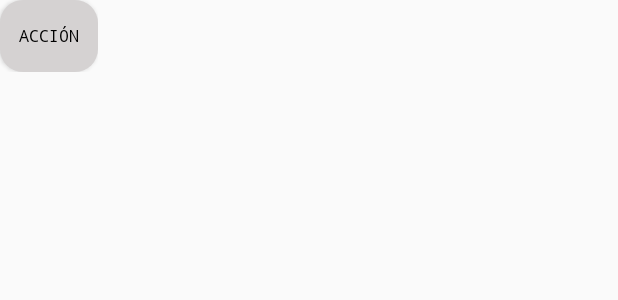
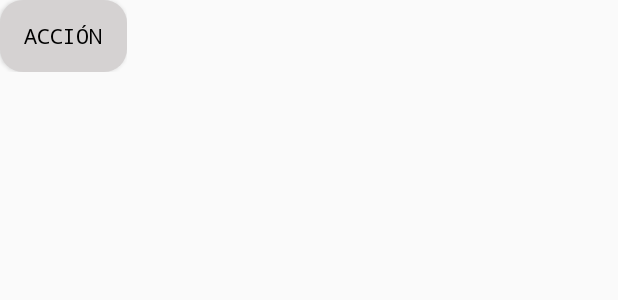
Before and after one commit to JoseJavierGonzalezOrozco2008/Aristo_Movil_2, an Android app: the layout formato_lista_prods.xml on its own in the app's theme, with its tools: preview values and no code run, on a phone screen of 412 x 824 dp. Shown: the top 300 px of the screen. Run offline under Robolectric (Android 15) with nearby library versions, the phone set to English and light mode, and no system bars; Roboto replaces fonts that are not available here.

Commit message:
Menú Productos

```diff
--- a/app/src/main/res/layout-land/activity_carrito.xml
+++ b/app/src/main/res/layout-land/activity_carrito.xml
@@ -244,11 +244,11 @@
                         android:layout_height="wrap_content"
                         android:layout_marginTop="@dimen/_15sdp"
                         android:gravity="center"
-                        android:horizontalSpacing="10dp"
-                        android:numColumns="5"
+                        android:horizontalSpacing="-30dp"
+                        android:numColumns="4"
                         android:scrollbars="vertical"
                         android:stretchMode="columnWidth"
-                        android:verticalSpacing="10dp" />
+                        android:verticalSpacing="5dp" />
 
 
                 </LinearLayout>
--- a/app/src/main/res/layout/activity_carrito.xml
+++ b/app/src/main/res/layout/activity_carrito.xml
@@ -163,11 +163,11 @@
                     android:layout_weight="0.5"
                     android:layout_marginTop="@dimen/_15sdp"
                     android:gravity="center"
-                    android:horizontalSpacing="10dp"
-                    android:numColumns="5"
+                    android:horizontalSpacing="-50dp"
+                    android:numColumns="4"
                     android:scrollbars="horizontal"
                     android:stretchMode="columnWidth"
-                    android:verticalSpacing="10dp" />
+                    android:verticalSpacing="5dp" />
 
             </LinearLayout>
 
--- a/app/src/main/res/layout/formato_lista_prods.xml
+++ b/app/src/main/res/layout/formato_lista_prods.xml
@@ -6,12 +6,12 @@
     android:padding="0dp">
          <Button
              android:id="@+id/item_button"
-             android:layout_width="@dimen/_50sdp"
+             android:layout_width="@dimen/_65sdp"
              android:layout_height="wrap_content"
              android:text="Acción"
              android:typeface="monospace"
              android:textAlignment="center"
-             android:textSize="@dimen/_8sdp"
+             android:textSize="@dimen/_11sdp"
              android:textColor="@drawable/white_text_button"
              android:background="@drawable/button_light_blue_900"
              android:lineSpacingExtra="-3dp"/>
```
